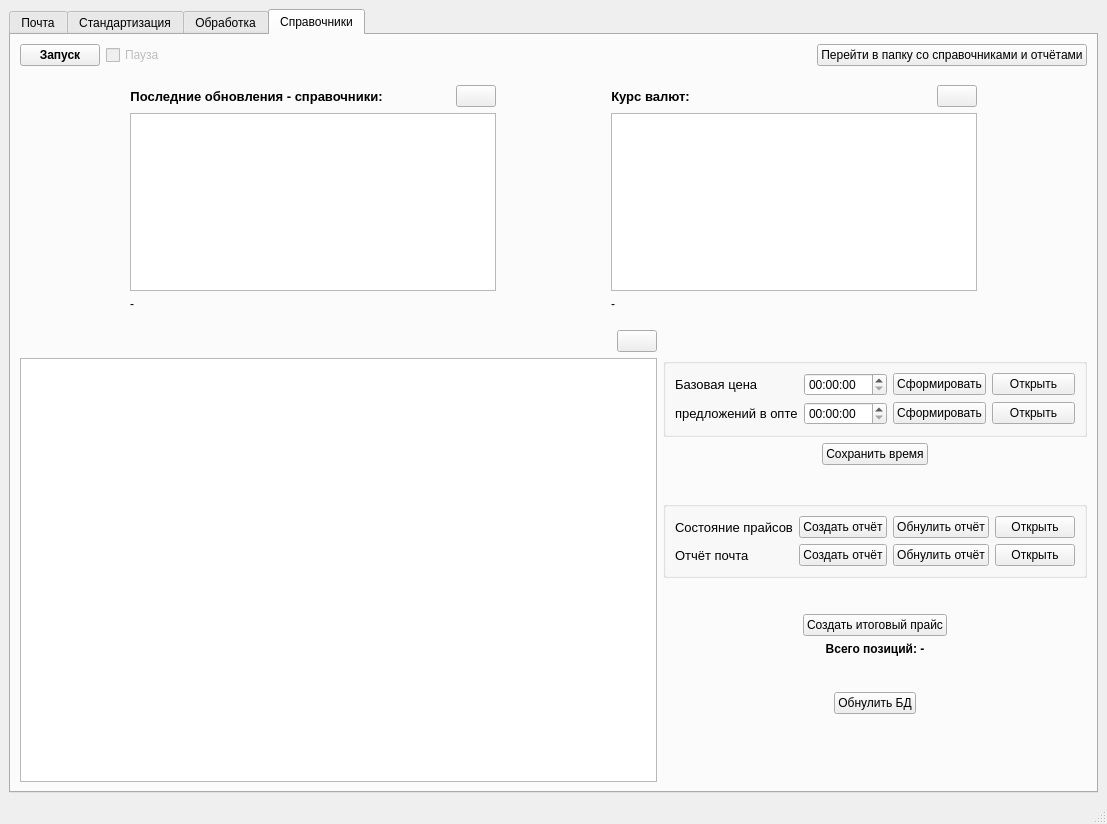
The window that price_processing_2.ui (tmptr1/price_processing) describes before a commit, drawn with Qt 5.
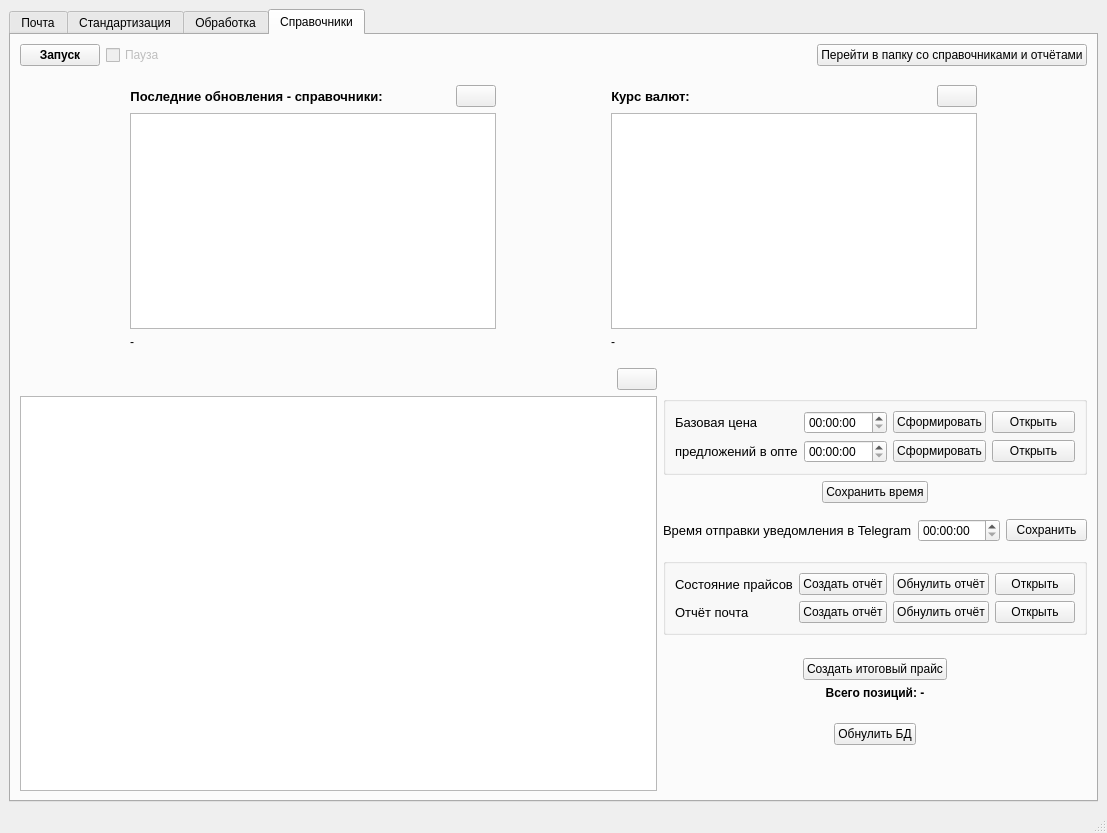
The same window after the commit. The open tabs and pages were chosen to show the change. Icons and pictures are not drawn.

Commit message: telegram notifications

Diff of the .ui file:
```diff
--- a/price_processing_2.ui
+++ b/price_processing_2.ui
@@ -7,7 +7,7 @@
     <x>0</x>
     <y>0</y>
     <width>1107</width>
-    <height>824</height>
+    <height>833</height>
    </rect>
   </property>
   <property name="windowTitle">
@@ -1020,9 +1020,9 @@
        <attribute name="title">
         <string>Справочники</string>
        </attribute>
-       <layout class="QGridLayout" name="gridLayout_10">
+       <layout class="QGridLayout" name="gridLayout_13">
         <item row="0" column="0">
-         <layout class="QVBoxLayout" name="verticalLayout_4" stretch="3,1,20,1,40">
+         <layout class="QVBoxLayout" name="verticalLayout_3" stretch="0,1,25,1,40">
           <item>
            <layout class="QHBoxLayout" name="horizontalLayout_11">
             <item>
@@ -1275,7 +1275,7 @@
            </spacer>
           </item>
           <item>
-           <layout class="QGridLayout" name="gridLayout_9" rowstretch="0,0" columnstretch="7,3">
+           <layout class="QGridLayout" name="gridLayout_10" columnstretch="5,3" columnminimumwidth="0,0">
             <item row="0" column="0">
              <layout class="QHBoxLayout" name="horizontalLayout_12">
               <item>
@@ -1324,8 +1324,228 @@
              </widget>
             </item>
             <item row="1" column="1">
-             <layout class="QVBoxLayout" name="verticalLayout_3">
-              <item>
+             <layout class="QGridLayout" name="gridLayout_9">
+              <item row="2" column="1">
+               <spacer name="verticalSpacer_11">
+                <property name="orientation">
+                 <enum>Qt::Orientation::Vertical</enum>
+                </property>
+                <property name="sizeType">
+                 <enum>QSizePolicy::Policy::Minimum</enum>
+                </property>
+                <property name="sizeHint" stdset="0">
+                 <size>
+                  <width>20</width>
+                  <height>10</height>
+                 </size>
+                </property>
+               </spacer>
+              </item>
+              <item row="3" column="0" rowspan="2" colspan="2">
+               <layout class="QHBoxLayout" name="horizontalLayout_24">
+                <item>
+                 <widget class="QLabel" name="TgNotificationLabel_2">
+                  <property name="font">
+                   <font>
+                    <pointsize>10</pointsize>
+                   </font>
+                  </property>
+                  <property name="text">
+                   <string>Время отправки уведомления в Telegram</string>
+                  </property>
+                 </widget>
+                </item>
+                <item>
+                 <widget class="QTimeEdit" name="Tg_timeEdit_2"/>
+                </item>
+                <item>
+                 <widget class="QPushButton" name="TgNTimeSaveButton_2">
+                  <property name="text">
+                   <string>Сохранить</string>
+                  </property>
+                 </widget>
+                </item>
+               </layout>
+              </item>
+              <item row="11" column="0" colspan="2">
+               <layout class="QHBoxLayout" name="horizontalLayout_14">
+                <item>
+                 <spacer name="horizontalSpacer_20">
+                  <property name="orientation">
+                   <enum>Qt::Orientation::Horizontal</enum>
+                  </property>
+                  <property name="sizeHint" stdset="0">
+                   <size>
+                    <width>40</width>
+                    <height>20</height>
+                   </size>
+                  </property>
+                 </spacer>
+                </item>
+                <item>
+                 <widget class="QPushButton" name="ResetDBButton_2">
+                  <property name="text">
+                   <string>Обнулить БД</string>
+                  </property>
+                 </widget>
+                </item>
+                <item>
+                 <spacer name="horizontalSpacer_21">
+                  <property name="orientation">
+                   <enum>Qt::Orientation::Horizontal</enum>
+                  </property>
+                  <property name="sizeHint" stdset="0">
+                   <size>
+                    <width>40</width>
+                    <height>20</height>
+                   </size>
+                  </property>
+                 </spacer>
+                </item>
+               </layout>
+              </item>
+              <item row="10" column="0" colspan="2">
+               <spacer name="verticalSpacer_7">
+                <property name="orientation">
+                 <enum>Qt::Orientation::Vertical</enum>
+                </property>
+                <property name="sizeType">
+                 <enum>QSizePolicy::Policy::Minimum</enum>
+                </property>
+                <property name="sizeHint" stdset="0">
+                 <size>
+                  <width>20</width>
+                  <height>17</height>
+                 </size>
+                </property>
+               </spacer>
+              </item>
+              <item row="8" column="0" colspan="2">
+               <layout class="QHBoxLayout" name="horizontalLayout_23">
+                <item>
+                 <spacer name="horizontalSpacer_24">
+                  <property name="orientation">
+                   <enum>Qt::Orientation::Horizontal</enum>
+                  </property>
+                  <property name="sizeHint" stdset="0">
+                   <size>
+                    <width>40</width>
+                    <height>20</height>
+                   </size>
+                  </property>
+                 </spacer>
+                </item>
+                <item>
+                 <widget class="QPushButton" name="CreateTotalCsv_2">
+                  <property name="text">
+                   <string>Создать итоговый прайс</string>
+                  </property>
+                 </widget>
+                </item>
+                <item>
+                 <spacer name="horizontalSpacer_31">
+                  <property name="orientation">
+                   <enum>Qt::Orientation::Horizontal</enum>
+                  </property>
+                  <property name="sizeHint" stdset="0">
+                   <size>
+                    <width>40</width>
+                    <height>20</height>
+                   </size>
+                  </property>
+                 </spacer>
+                </item>
+               </layout>
+              </item>
+              <item row="12" column="0" colspan="2">
+               <spacer name="verticalSpacer_5">
+                <property name="orientation">
+                 <enum>Qt::Orientation::Vertical</enum>
+                </property>
+                <property name="sizeHint" stdset="0">
+                 <size>
+                  <width>20</width>
+                  <height>40</height>
+                 </size>
+                </property>
+               </spacer>
+              </item>
+              <item row="6" column="0" colspan="2">
+               <widget class="QGroupBox" name="groupBox_2">
+                <property name="title">
+                 <string/>
+                </property>
+                <layout class="QGridLayout" name="gridLayout_7">
+                 <item row="1" column="3">
+                  <widget class="QPushButton" name="OpenPriceStatusButton_2">
+                   <property name="text">
+                    <string>Открыть</string>
+                   </property>
+                  </widget>
+                 </item>
+                 <item row="1" column="1">
+                  <widget class="QPushButton" name="CreatePriceStatusButton_2">
+                   <property name="text">
+                    <string>Создать отчёт</string>
+                   </property>
+                  </widget>
+                 </item>
+                 <item row="2" column="2">
+                  <widget class="QPushButton" name="ResetMailReporButton_2">
+                   <property name="text">
+                    <string>Обнулить отчёт</string>
+                   </property>
+                  </widget>
+                 </item>
+                 <item row="2" column="3">
+                  <widget class="QPushButton" name="OpenMailReporButton_2">
+                   <property name="text">
+                    <string>Открыть</string>
+                   </property>
+                  </widget>
+                 </item>
+                 <item row="2" column="0">
+                  <widget class="QLabel" name="MailReportLabel_2">
+                   <property name="font">
+                    <font>
+                     <pointsize>10</pointsize>
+                    </font>
+                   </property>
+                   <property name="text">
+                    <string>Отчёт почта</string>
+                   </property>
+                  </widget>
+                 </item>
+                 <item row="2" column="1">
+                  <widget class="QPushButton" name="CreateMailReporButton_2">
+                   <property name="text">
+                    <string>Создать отчёт</string>
+                   </property>
+                  </widget>
+                 </item>
+                 <item row="1" column="0">
+                  <widget class="QLabel" name="PriceStatusLabel_2">
+                   <property name="font">
+                    <font>
+                     <pointsize>10</pointsize>
+                    </font>
+                   </property>
+                   <property name="text">
+                    <string>Состояние прайсов</string>
+                   </property>
+                  </widget>
+                 </item>
+                 <item row="1" column="2">
+                  <widget class="QPushButton" name="ResetPriceStatusButton_2">
+                   <property name="text">
+                    <string>Обнулить отчёт</string>
+                   </property>
+                  </widget>
+                 </item>
+                </layout>
+               </widget>
+              </item>
+              <item row="0" column="0" colspan="2">
                <widget class="QGroupBox" name="groupBox">
                 <property name="title">
                  <string/>
@@ -1392,7 +1612,38 @@
                 </layout>
                </widget>
               </item>
-              <item>
+              <item row="7" column="0" colspan="2">
+               <spacer name="verticalSpacer_10">
+                <property name="orientation">
+                 <enum>Qt::Orientation::Vertical</enum>
+                </property>
+                <property name="sizeType">
+                 <enum>QSizePolicy::Policy::Minimum</enum>
+                </property>
+                <property name="sizeHint" stdset="0">
+                 <size>
+                  <width>20</width>
+                  <height>17</height>
+                 </size>
+                </property>
+               </spacer>
+              </item>
+              <item row="9" column="0" colspan="2">
+               <widget class="QLabel" name="TotalCountLabel_2">
+                <property name="font">
+                 <font>
+                  <bold>true</bold>
+                 </font>
+                </property>
+                <property name="text">
+                 <string>Всего позиций: -</string>
+                </property>
+                <property name="alignment">
+                 <set>Qt::AlignmentFlag::AlignCenter</set>
+                </property>
+               </widget>
+              </item>
+              <item row="1" column="0" colspan="2">
                <layout class="QHBoxLayout" name="horizontalLayout_13">
                 <item>
                  <spacer name="horizontalSpacer_17">
@@ -1432,7 +1683,7 @@
                 </item>
                </layout>
               </item>
-              <item>
+              <item row="5" column="0">
                <spacer name="verticalSpacer_4">
                 <property name="orientation">
                  <enum>Qt::Orientation::Vertical</enum>
@@ -1443,216 +1694,7 @@
                 <property name="sizeHint" stdset="0">
                  <size>
                   <width>20</width>
-                  <height>30</height>
-                 </size>
-                </property>
-               </spacer>
-              </item>
-              <item>
-               <widget class="QGroupBox" name="groupBox_2">
-                <property name="title">
-                 <string/>
-                </property>
-                <layout class="QGridLayout" name="gridLayout_7">
-                 <item row="1" column="2">
-                  <widget class="QPushButton" name="ResetMailReporButton_2">
-                   <property name="text">
-                    <string>Обнулить отчёт</string>
-                   </property>
-                  </widget>
-                 </item>
-                 <item row="1" column="1">
-                  <widget class="QPushButton" name="CreateMailReporButton_2">
-                   <property name="text">
-                    <string>Создать отчёт</string>
-                   </property>
-                  </widget>
-                 </item>
-                 <item row="1" column="0">
-                  <widget class="QLabel" name="MailReportLabel_2">
-                   <property name="font">
-                    <font>
-                     <pointsize>10</pointsize>
-                    </font>
-                   </property>
-                   <property name="text">
-                    <string>Отчёт почта</string>
-                   </property>
-                  </widget>
-                 </item>
-                 <item row="0" column="0">
-                  <widget class="QLabel" name="PriceStatusLabel_2">
-                   <property name="font">
-                    <font>
-                     <pointsize>10</pointsize>
-                    </font>
-                   </property>
-                   <property name="text">
-                    <string>Состояние прайсов</string>
-                   </property>
-                  </widget>
-                 </item>
-                 <item row="0" column="1">
-                  <widget class="QPushButton" name="CreatePriceStatusButton_2">
-                   <property name="text">
-                    <string>Создать отчёт</string>
-                   </property>
-                  </widget>
-                 </item>
-                 <item row="0" column="2">
-                  <widget class="QPushButton" name="ResetPriceStatusButton_2">
-                   <property name="text">
-                    <string>Обнулить отчёт</string>
-                   </property>
-                  </widget>
-                 </item>
-                 <item row="0" column="3">
-                  <widget class="QPushButton" name="OpenPriceStatusButton_2">
-                   <property name="text">
-                    <string>Открыть</string>
-                   </property>
-                  </widget>
-                 </item>
-                 <item row="1" column="3">
-                  <widget class="QPushButton" name="OpenMailReporButton_2">
-                   <property name="text">
-                    <string>Открыть</string>
-                   </property>
-                  </widget>
-                 </item>
-                </layout>
-               </widget>
-              </item>
-              <item>
-               <spacer name="verticalSpacer_10">
-                <property name="orientation">
-                 <enum>Qt::Orientation::Vertical</enum>
-                </property>
-                <property name="sizeType">
-                 <enum>QSizePolicy::Policy::Minimum</enum>
-                </property>
-                <property name="sizeHint" stdset="0">
-                 <size>
-                  <width>20</width>
-                  <height>30</height>
-                 </size>
-                </property>
-               </spacer>
-              </item>
-              <item>
-               <layout class="QHBoxLayout" name="horizontalLayout_23">
-                <item>
-                 <spacer name="horizontalSpacer_24">
-                  <property name="orientation">
-                   <enum>Qt::Orientation::Horizontal</enum>
-                  </property>
-                  <property name="sizeHint" stdset="0">
-                   <size>
-                    <width>40</width>
-                    <height>20</height>
-                   </size>
-                  </property>
-                 </spacer>
-                </item>
-                <item>
-                 <widget class="QPushButton" name="CreateTotalCsv_2">
-                  <property name="text">
-                   <string>Создать итоговый прайс</string>
-                  </property>
-                 </widget>
-                </item>
-                <item>
-                 <spacer name="horizontalSpacer_31">
-                  <property name="orientation">
-                   <enum>Qt::Orientation::Horizontal</enum>
-                  </property>
-                  <property name="sizeHint" stdset="0">
-                   <size>
-                    <width>40</width>
-                    <height>20</height>
-                   </size>
-                  </property>
-                 </spacer>
-                </item>
-               </layout>
-              </item>
-              <item>
-               <widget class="QLabel" name="TotalCountLabel_2">
-                <property name="font">
-                 <font>
-                  <bold>true</bold>
-                 </font>
-                </property>
-                <property name="text">
-                 <string>Всего позиций: -</string>
-                </property>
-                <property name="alignment">
-                 <set>Qt::AlignmentFlag::AlignCenter</set>
-                </property>
-               </widget>
-              </item>
-              <item>
-               <spacer name="verticalSpacer_7">
-                <property name="orientation">
-                 <enum>Qt::Orientation::Vertical</enum>
-                </property>
-                <property name="sizeType">
-                 <enum>QSizePolicy::Policy::Minimum</enum>
-                </property>
-                <property name="sizeHint" stdset="0">
-                 <size>
-                  <width>20</width>
-                  <height>30</height>
-                 </size>
-                </property>
-               </spacer>
-              </item>
-              <item>
-               <layout class="QHBoxLayout" name="horizontalLayout_14">
-                <item>
-                 <spacer name="horizontalSpacer_20">
-                  <property name="orientation">
-                   <enum>Qt::Orientation::Horizontal</enum>
-                  </property>
-                  <property name="sizeHint" stdset="0">
-                   <size>
-                    <width>40</width>
-                    <height>20</height>
-                   </size>
-                  </property>
-                 </spacer>
-                </item>
-                <item>
-                 <widget class="QPushButton" name="ResetDBButton_2">
-                  <property name="text">
-                   <string>Обнулить БД</string>
-                  </property>
-                 </widget>
-                </item>
-                <item>
-                 <spacer name="horizontalSpacer_21">
-                  <property name="orientation">
-                   <enum>Qt::Orientation::Horizontal</enum>
-                  </property>
-                  <property name="sizeHint" stdset="0">
-                   <size>
-                    <width>40</width>
-                    <height>20</height>
-                   </size>
-                  </property>
-                 </spacer>
-                </item>
-               </layout>
-              </item>
-              <item>
-               <spacer name="verticalSpacer_5">
-                <property name="orientation">
-                 <enum>Qt::Orientation::Vertical</enum>
-                </property>
-                <property name="sizeHint" stdset="0">
-                 <size>
-                  <width>20</width>
-                  <height>40</height>
+                  <height>10</height>
                  </size>
                 </property>
                </spacer>
```
Left out of the diff: 2 changed lines with no effect on the pictures. The commit also changes 6 other files.
